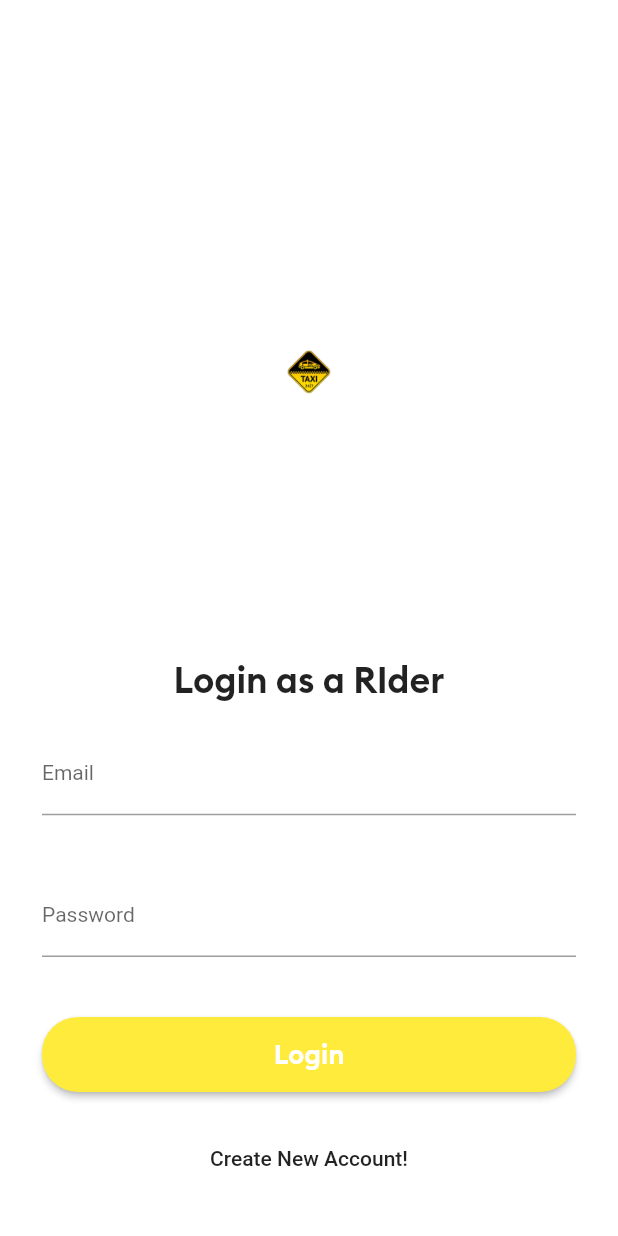
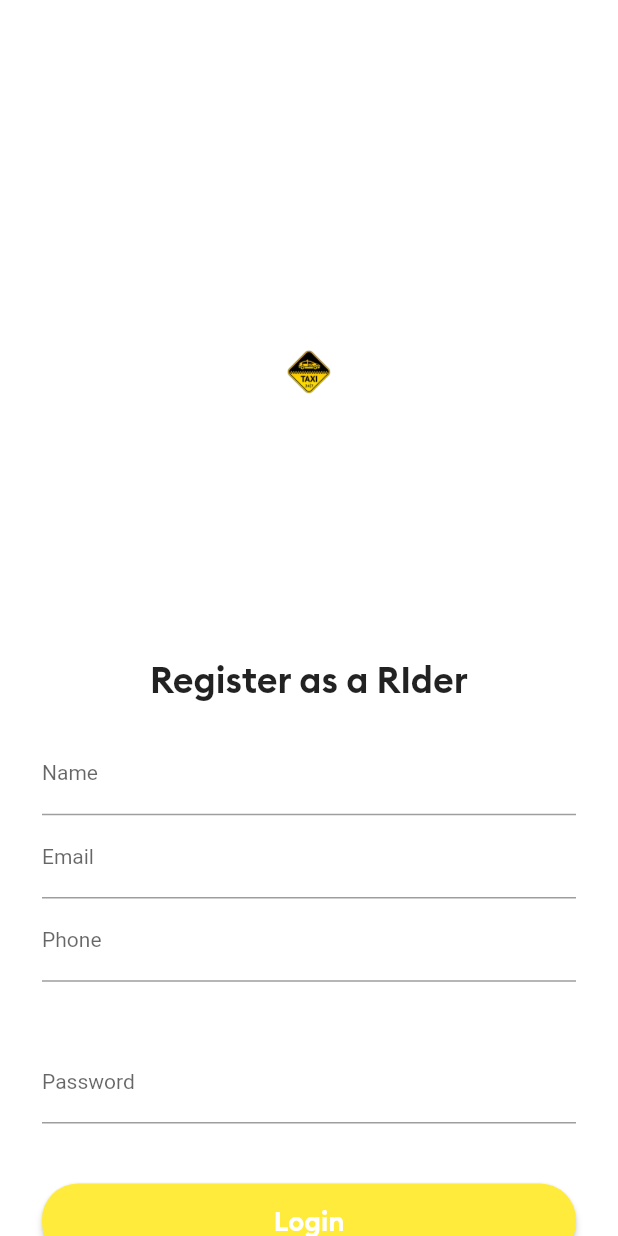
Before and after one commit to mohammedaminibrahim/uber_clone_app, a Flutter app: the screen it shows after launch, on a phone screen of 412 x 824 dp. Run offline on Flutter 3.47's test engine with Material 2 defaults, Android fonts, the phone set to English and light mode, and no system bars.

Commit message:
started registration screen

```diff
--- /dev/null
+++ b/lib/AllScreens/registrationScreen.dart
@@ -0,0 +1,133 @@
+import 'package:flutter/material.dart';
+
+class RegistrationScreen extends StatelessWidget {
+
+
+  @override
+  Widget build(BuildContext context) {
+    return Scaffold(
+      backgroundColor: Colors.white,
+      body: SingleChildScrollView(
+        child: Padding(
+          padding: EdgeInsets.all(8.0),
+          child: Column(
+            children: [
+              SizedBox(height: 65.0,),
+              Image(image: AssetImage("images/logo.png"),
+                width: 35.0,
+                height: 350.0,
+                alignment: Alignment.center,
+              ),
+
+              SizedBox(height: 15.0,),
+
+              Text(
+                "Register as a RIder",
+                style: TextStyle(fontSize: 24.0, fontFamily: "Brand Bold"),
+                textAlign: TextAlign.center,
+              ),
+
+              Padding(padding: EdgeInsets.all(20.0),
+                child: Column(
+                  children: [
+                    SizedBox(height: 1.0,),
+                    TextFormField(
+                      keyboardType: TextInputType.text,
+                      decoration: InputDecoration(
+                        labelText: "Name",
+                        labelStyle: TextStyle(
+                          fontSize: 14.0,
+                        ),
+                        hintStyle: TextStyle(
+                          color: Colors.grey,
+                          fontSize: 10.0,
+                        ),
+                      ),
+                      style: TextStyle(fontSize: 14.0),
+                    ),
+
+                    SizedBox(height: 1.0,),
+                    TextFormField(
+                      keyboardType: TextInputType.emailAddress,
+                      decoration: InputDecoration(
+                        labelText: "Email",
+                        labelStyle: TextStyle(
+                          fontSize: 14.0,
+                        ),
+                        hintStyle: TextStyle(
+                          color: Colors.grey,
+                          fontSize: 10.0,
+                        ),
+                      ),
+                      style: TextStyle(fontSize: 14.0),
+                    ),
+
+                    SizedBox(height: 1.0,),
+                    TextFormField(
+                      keyboardType: TextInputType.phone,
+                      decoration: InputDecoration(
+                        labelText: "Phone",
+                        labelStyle: TextStyle(
+                          fontSize: 14.0,
+                        ),
+                        hintStyle: TextStyle(
+                          color: Colors.grey,
+                          fontSize: 10.0,
+                        ),
+                      ),
+                      style: TextStyle(fontSize: 14.0),
+                    ),
+
+
+
+                    SizedBox(height: 40.0,),
+                    TextFormField(
+                      obscureText: true,
+                      decoration: InputDecoration(
+                        labelText: "Password",
+                        labelStyle: TextStyle(
+                          fontSize: 14.0,
+                        ),
+                        hintStyle: TextStyle(
+                          color: Colors.grey,
+                          fontSize: 10.0,
+                        ),
+                      ),
+                      style: TextStyle(fontSize: 14.0),
+                    ),
+
+                    SizedBox(height: 40.0,),
+                    RaisedButton(onPressed: (){
+                      print("Something to tesr");
+                    },
+                      color: Colors.yellow,
+                      textColor: Colors.white,
+                      child: Container(
+                        height: 50.0,
+                        child: Center(
+                          child: Text(
+                            "Login",
+                            style: TextStyle(fontSize: 18.0, fontFamily: "Brand Bold"),
+                          ),
+                        ),
+                      ),
+                      shape: new RoundedRectangleBorder(
+                        borderRadius: new BorderRadius.circular(24.0),
+                      ),
+                    ),
+                  ],
+                ),
+              ),
+
+              FlatButton(onPressed: (){},
+                  child: Text(
+                    "Create New Account!",
+                  ))
+
+            ],
+          ),
+        ),
+      ),
+    );
+  }
+}
--- a/lib/main.dart
+++ b/lib/main.dart
@@ -1,6 +1,7 @@
 import 'package:flutter/material.dart';
 import 'package:rider_app/AllScreens/loginScreen.dart';
 import 'package:rider_app/AllScreens/mainscreen.dart';
+import 'package:rider_app/AllScreens/registrationScreen.dart';
 
 void main() {
   runApp(MyApp());
@@ -17,7 +18,7 @@
         primarySwatch: Colors.blue,
         visualDensity: VisualDensity.adaptivePlatformDensity,
       ),
-      home: LoginScreen(),
+      home: RegistrationScreen(),
       debugShowCheckedModeBanner: false,
     );
   }
```
